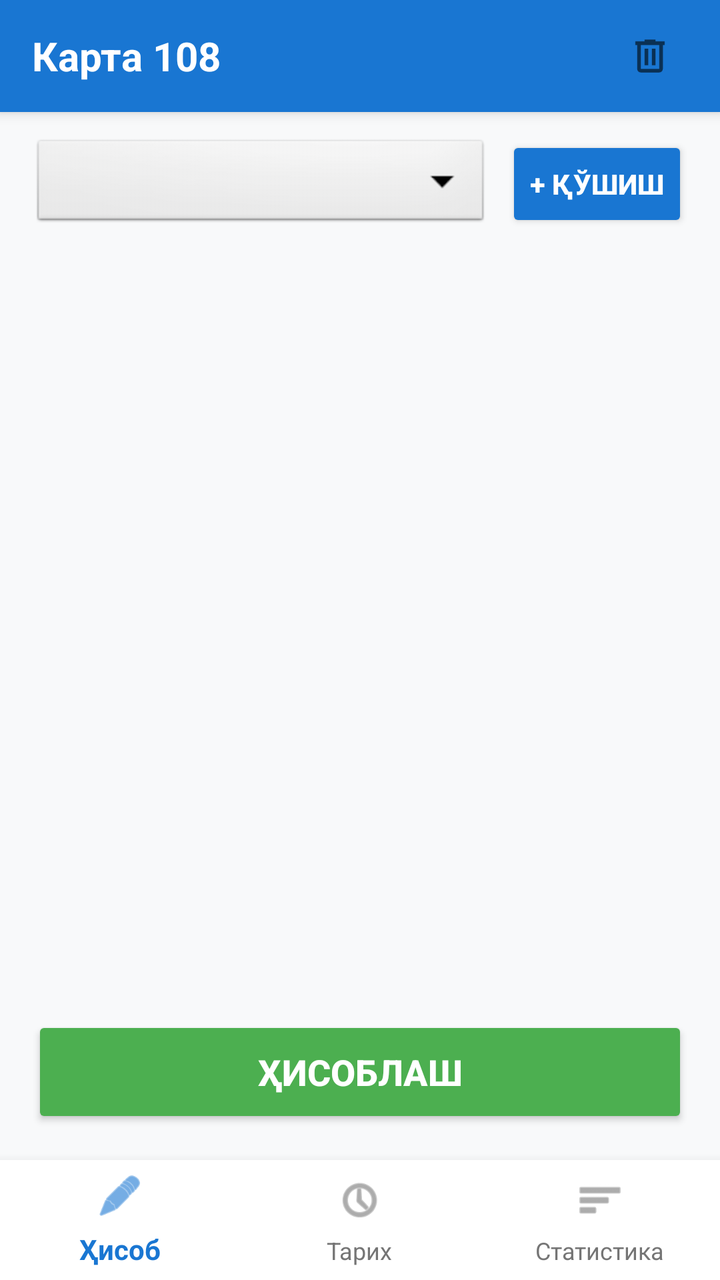
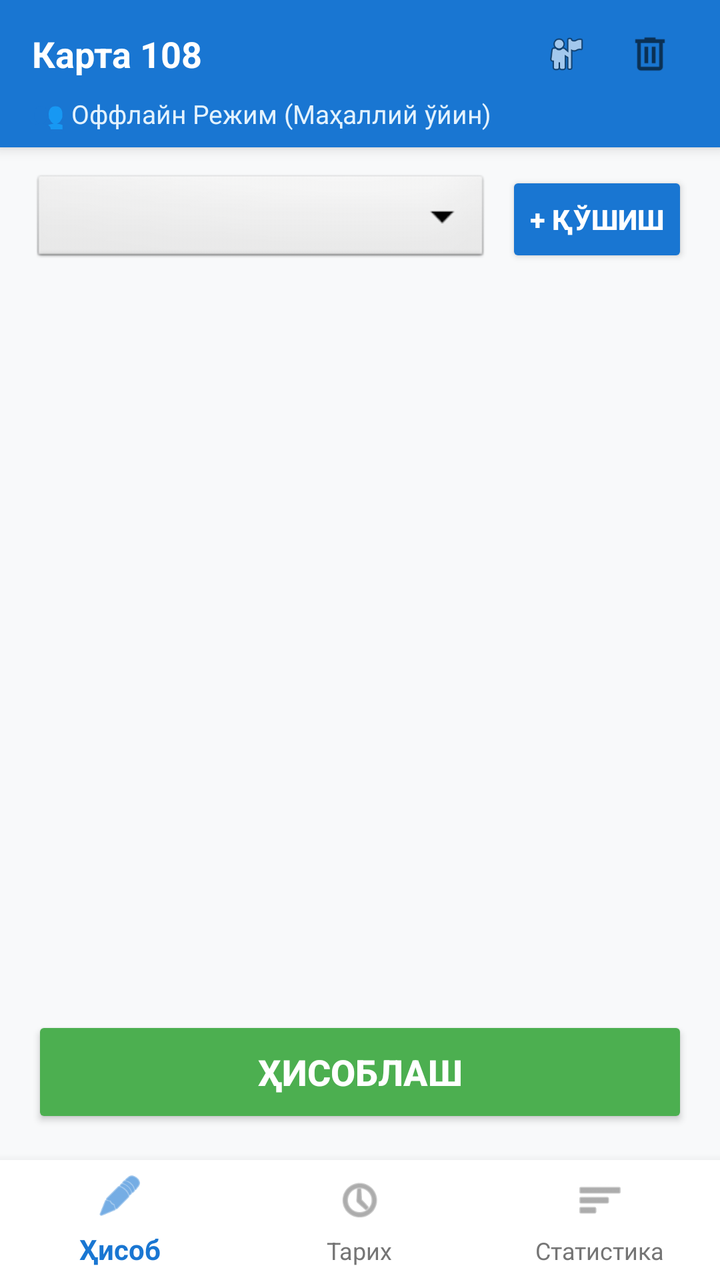

Compare the two renders of this Android layout. The source of the first and the diff that turns it into the second are given below.
<!-- AndroidManifest.xml: application theme Theme.Hisob -->
<!-- res/layout/activity_main.xml -->
<?xml version="1.0" encoding="utf-8"?>
<RelativeLayout xmlns:android="http://schemas.android.com/apk/res/android"
    xmlns:app="http://schemas.android.com/apk/res-auto"
    android:layout_width="match_parent"
    android:layout_height="match_parent"
    android:background="#F8F9FA">

    
    <LinearLayout
        android:id="@+id/header_bar"
        android:layout_width="match_parent"
        android:layout_height="56dp"
        android:layout_alignParentTop="true"
        android:background="#1976D2"
        android:elevation="4dp"
        android:orientation="horizontal"
        android:gravity="center_vertical"
        android:paddingHorizontal="16dp">

        <TextView
            android:id="@+id/tvHeaderTitle"
            android:layout_width="0dp"
            android:layout_height="wrap_content"
            android:layout_weight="1"
            android:text="Карта 108"
            android:textColor="#FFFFFF"
            android:textSize="20sp"
            android:textStyle="bold" />

        <ImageView
            android:id="@+id/delete_all"
            android:layout_width="38dp"
            android:layout_height="38dp"
            android:padding="8dp"
            android:background="?attr/selectableItemBackgroundBorderless"
            android:src="@drawable/delete_24px"
            app:tint="#FFFFFF" />
    </LinearLayout>

    
    <FrameLayout
        android:id="@+id/container_main"
        android:layout_width="match_parent"
        android:layout_height="match_parent"
        android:layout_below="@id/header_bar"
        android:layout_above="@id/bottom_navigation">

        
        <LinearLayout
            android:id="@+id/layout_hisob"
            android:layout_width="match_parent"
            android:layout_height="match_parent"
            android:orientation="vertical"
            android:visibility="visible">

            <LinearLayout
                android:layout_width="match_parent"
                android:layout_height="wrap_content"
                android:orientation="horizontal"
                android:gravity="center_vertical"
                android:paddingHorizontal="16dp"
                android:paddingTop="12dp"
                android:paddingBottom="4dp">

                <Spinner
                    android:id="@+id/spinner_young"
                    android:layout_width="0dp"
                    android:layout_height="48dp"
                    android:layout_weight="1"
                    android:background="@android:drawable/btn_dropdown"/>

                <Button
                    android:id="@+id/btnname"
                    android:layout_width="wrap_content"
                    android:layout_height="48dp"
                    android:layout_marginStart="8dp"
                    android:text="+ Қўшиш"
                    android:textColor="#FFFFFF"
                    android:backgroundTint="#1976D2"
                    android:textStyle="bold"
                    app:cornerRadius="8dp" />
            </LinearLayout>

            <androidx.recyclerview.widget.RecyclerView
                android:id="@+id/item_recycler"
                android:layout_width="match_parent"
                android:layout_height="0dp"
                android:layout_weight="1"
                android:paddingTop="8dp"
                android:clipToPadding="false" />

            <Button
                android:id="@+id/btnClear"
                android:layout_width="match_parent"
                android:layout_height="56dp"
                android:layout_margin="16dp"
                android:text="ҲИСОБЛАШ"
                android:textSize="18sp"
                android:textStyle="bold"
                android:textColor="#FFFFFF"
                android:backgroundTint="#4CAF50"
                android:elevation="6dp"
                app:cornerRadius="12dp" />
        </LinearLayout>

        
        <LinearLayout
            android:id="@+id/layout_history"
            android:layout_width="match_parent"
            android:layout_height="match_parent"
            android:orientation="vertical"
            android:visibility="gone">

            <TextView
                android:layout_width="match_parent"
                android:layout_height="wrap_content"
                android:text="📜 Ўтказилган Ўйинлар Тарихи"
                android:textColor="#212121"
                android:textSize="18sp"
                android:textStyle="bold"
                android:padding="16dp" />

            <androidx.recyclerview.widget.RecyclerView
                android:id="@+id/rvGameHistory"
                android:layout_width="match_parent"
                android:layout_height="match_parent"
                android:clipToPadding="false"
                android:paddingBottom="16dp"/>
        </LinearLayout>

        
        <LinearLayout
            android:id="@+id/layout_stat"
            android:layout_width="match_parent"
            android:layout_height="match_parent"
            android:orientation="vertical"
            android:visibility="gone">

            <TextView
                android:layout_width="match_parent"
                android:layout_height="wrap_content"
                android:text="🏆 Ўйинчилар Статистикаси"
                android:textColor="#212121"
                android:textSize="18sp"
                android:textStyle="bold"
                android:padding="16dp" />

            <androidx.recyclerview.widget.RecyclerView
                android:id="@+id/rvStatistics"
                android:layout_width="match_parent"
                android:layout_height="match_parent"
                android:clipToPadding="false"
                android:paddingBottom="16dp"/>
        </LinearLayout>

    </FrameLayout>

    
    <com.google.android.material.bottomnavigation.BottomNavigationView
        android:id="@+id/bottom_navigation"
        android:layout_width="match_parent"
        android:layout_height="60dp"
        android:layout_alignParentBottom="true"
        android:background="#FFFFFF"
        android:elevation="8dp"
        app:menu="@menu/bottom_menu"
        app:itemIconTint="@color/bottom_nav_color"
        app:itemTextColor="@color/bottom_nav_color"/>

</RelativeLayout>
<!-- resources referenced by this layout -->
<resources>
  <!-- drawable delete_24px (drawable) -->
  <vector xmlns:android="http://schemas.android.com/apk/res/android"
      android:width="24dp"
      android:height="24dp"
      android:viewportWidth="960"
      android:viewportHeight="960"
      android:tint="?attr/colorControlNormal">
    <path
        android:fillColor="@android:color/white"
        android:pathData="M280,840Q247,840 223.5,816.5Q200,793 200,760L200,240L160,240L160,160L360,160L360,120L600,120L600,160L800,160L800,240L760,240L760,760Q760,793 736.5,816.5Q713,840 680,840L280,840ZM680,240L280,240L280,760Q280,760 280,760Q280,760 280,760L680,760Q680,760 680,760Q680,760 680,760L680,240ZM360,680L440,680L440,320L360,320L360,680ZM520,680L600,680L600,320L520,320L520,680ZM280,240L280,240L280,760Q280,760 280,760Q280,760 280,760L280,760Q280,760 280,760Q280,760 280,760L280,240Z"/>
  </vector>
  <style name="Theme.Hisob" parent="Base.Theme.Hisob" />
  <style name="Base.Theme.Hisob" parent="Theme.MaterialComponents.DayNight.NoActionBar.Bridge">
          
          
      </style>
</resources>

<!-- the commit's change to res/layout/activity_main.xml (unified diff, before → after) -->
@@ -9,32 +9,66 @@
     <LinearLayout
         android:id="@+id/header_bar"
         android:layout_width="match_parent"
-        android:layout_height="56dp"
+        android:layout_height="wrap_content"
         android:layout_alignParentTop="true"
         android:background="#1976D2"
         android:elevation="4dp"
-        android:orientation="horizontal"
-        android:gravity="center_vertical"
-        android:paddingHorizontal="16dp">
-
+        android:orientation="vertical"
+        android:paddingHorizontal="16dp"
+        android:paddingVertical="8dp">
+
+        <RelativeLayout
+            android:layout_width="match_parent"
+            android:layout_height="wrap_content">
+
+            <TextView
+                android:id="@+id/tvHeaderTitle"
+                android:layout_width="wrap_content"
+                android:layout_height="wrap_content"
+                android:layout_alignParentStart="true"
+                android:layout_centerVertical="true"
+                android:text="Карта 108"
+                android:textColor="#FFFFFF"
+                android:textSize="18sp"
+                android:textStyle="bold" />
+
+            <LinearLayout
+                android:layout_width="wrap_content"
+                android:layout_height="wrap_content"
+                android:layout_alignParentEnd="true"
+                android:layout_centerVertical="true"
+                android:orientation="horizontal">
+
+                <ImageView
+                    android:id="@+id/btnSwitchTeam"
+                    android:layout_width="38dp"
+                    android:layout_height="38dp"
+                    android:padding="8dp"
+                    android:background="?attr/selectableItemBackgroundBorderless"
+                    android:src="@android:drawable/ic_menu_myplaces"
+                    app:tint="#FFFFFF" />
+
+                <ImageView
+                    android:id="@+id/delete_all"
+                    android:layout_width="38dp"
+                    android:layout_height="38dp"
+                    android:padding="8dp"
+                    android:layout_marginStart="4dp"
+                    android:background="?attr/selectableItemBackgroundBorderless"
+                    android:src="@drawable/delete_24px"
+                    app:tint="#FFFFFF" />
+            </LinearLayout>
+        </RelativeLayout>
+
+        
         <TextView
-            android:id="@+id/tvHeaderTitle"
-            android:layout_width="0dp"
+            android:id="@+id/tvTeamInfo"
+            android:layout_width="match_parent"
             android:layout_height="wrap_content"
-            android:layout_weight="1"
-            android:text="Карта 108"
-            android:textColor="#FFFFFF"
-            android:textSize="20sp"
-            android:textStyle="bold" />
-
-        <ImageView
-            android:id="@+id/delete_all"
-            android:layout_width="38dp"
-            android:layout_height="38dp"
-            android:padding="8dp"
-            android:background="?attr/selectableItemBackgroundBorderless"
-            android:src="@drawable/delete_24px"
-            app:tint="#FFFFFF" />
+            android:text="👥 Оффлайн Режим (Маҳаллий ўйин)"
+            android:textColor="#E3F2FD"
+            android:textSize="13sp"
+            android:layout_marginTop="2dp"/>
     </LinearLayout>
 
     
